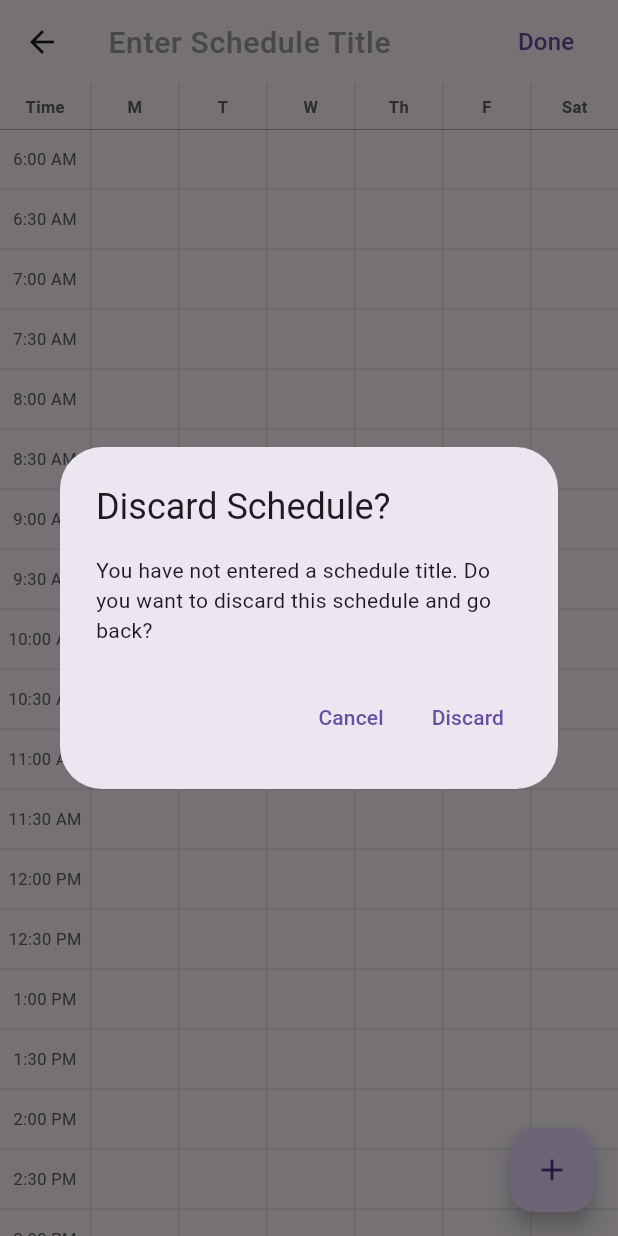
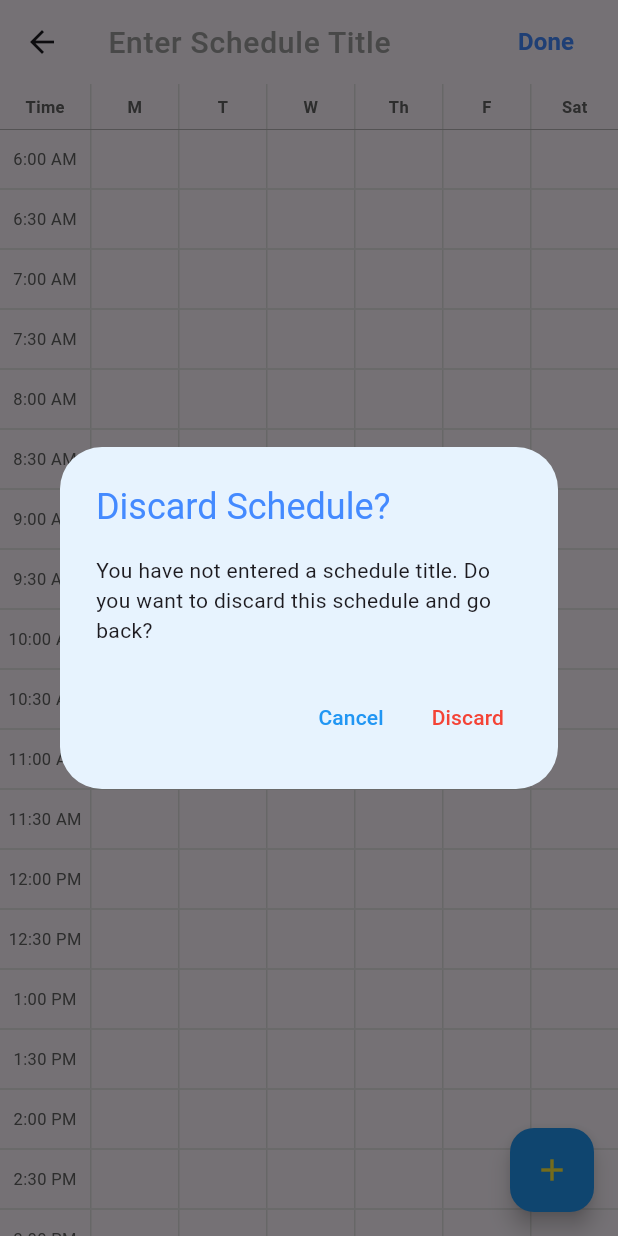
Before and after one commit to shaittoo/PlanIt, a Flutter app: the CreateScheduleScreen screen opened by its route, after a tap on the "arrow back" icon, on a phone screen of 412 x 824 dp. Run offline on Flutter 3.47's test engine with Material 3 defaults, Android fonts, the phone set to English and light mode, and no system bars; our stand-ins replace hive, hive_flutter; accounts and stored records are empty.

Commit message:
[Feature] Synchronized Colors [Jules]

```diff
--- a/lib/screens/create_schedule_screen.dart
+++ b/lib/screens/create_schedule_screen.dart
@@ -87,18 +87,32 @@ class _CreateScheduleScreenState extends State<CreateScheduleScreen> {
                 context: context,
                 builder:
                     (context) => AlertDialog(
-                      title: const Text('Discard Schedule?'),
+                      title: const Text(
+                        'Discard Schedule?',
+                        style: TextStyle(
+                          color: Colors.blueAccent),
+                      ),
+                      backgroundColor: Colors.white,
+                      surfaceTintColor: Colors.blue,
                       content: const Text(
                         'You have not entered a schedule title. Do you want to discard this schedule and go back?',
                       ),
                       actions: [
                         TextButton(
                           onPressed: () => Navigator.of(context).pop(false),
-                          child: const Text('Cancel'),
+                          child: const Text(
+                            'Cancel',
+                            style: TextStyle(
+                              color: Colors.blue
+                            ),),
                         ),
                         TextButton(
                           onPressed: () => Navigator.of(context).pop(true),
-                          child: const Text('Discard'),
+                          child: const Text(
+                            'Discard',
+                            style: TextStyle(
+                              color: Colors.red
+                            ),),
                         ),
                       ],
                     ),
@@ -128,6 +142,7 @@ class _CreateScheduleScreenState extends State<CreateScheduleScreen> {
         title: TextField(
           controller: _titleController,
           autofocus: true,
+          cursorColor: Colors.blue,
           decoration: InputDecoration(
             border: InputBorder.none,
             hintText: 'Enter Schedule Title',
@@ -150,7 +165,10 @@ class _CreateScheduleScreenState extends State<CreateScheduleScreen> {
               },
               child: const Text(
                 'Done',
-                style: TextStyle(fontSize: 16, fontWeight: FontWeight.w500),
+                style: TextStyle(
+                  fontSize: 16,
+                  fontWeight: FontWeight.bold,
+                  color: Colors.blueAccent),
               ),
             ),
           ),
@@ -215,6 +233,8 @@ class _CreateScheduleScreenState extends State<CreateScheduleScreen> {
         ],
       ),
       floatingActionButton: FloatingActionButton(
+        backgroundColor: Colors.blue,
+        foregroundColor: Colors.yellow,
         onPressed: () {
           showDialog(
             context: context,
@@ -419,7 +439,11 @@ class _CreateScheduleScreenState extends State<CreateScheduleScreen> {
   if (_titleController.text.trim().isEmpty) {
     ScaffoldMessenger.of(context).showSnackBar(
       const SnackBar(
-          content: Text('Please enter a schedule name'),
+        content: Text(
+          'Please enter a schedule name',
+          style: TextStyle(color: Colors.white),
+        ),
+        backgroundColor: Colors.red,
         behavior: SnackBarBehavior.floating,
       ),
     );
--- a/lib/screens/modals/course_modal.dart
+++ b/lib/screens/modals/course_modal.dart
@@ -250,6 +250,7 @@ class _CourseModalState extends State<CourseModal> {
                     style: const TextStyle(
                       fontSize: 20,
                       fontWeight: FontWeight.bold,
+                      color: Colors.blueAccent
                     ),
                   ),
                   IconButton(
@@ -269,6 +270,7 @@ class _CourseModalState extends State<CourseModal> {
                   children: [
                     TextField(
                       controller: _titleController,
+                      cursorColor: Colors.blue,
                       autofocus: true,
                       decoration: InputDecoration(
                         labelText: 'Course Name',
@@ -276,6 +278,7 @@ class _CourseModalState extends State<CourseModal> {
                         contentPadding: const EdgeInsets.symmetric(horizontal: 12, vertical: 8),
                         border: OutlineInputBorder(
                           borderRadius: BorderRadius.circular(8),
+
                         ),
                       ),
                     ),
@@ -405,7 +408,8 @@ class _CourseModalState extends State<CourseModal> {
                               ),
                               foregroundColor: isEditing ? Colors.red : null,
                             ),
-                            child: Text(isEditing ? 'Delete' : 'Cancel'),
+                            child: Text(isEditing ? 'Delete' : 'Cancel',
+                            ),
                           ),
                         ),
                         const SizedBox(width: 12),
```
Also changed, not shown: lib/screens/dashboard_screen.dart (+13 -4 lines). Lines whose indentation alone changed are shown as unchanged.
